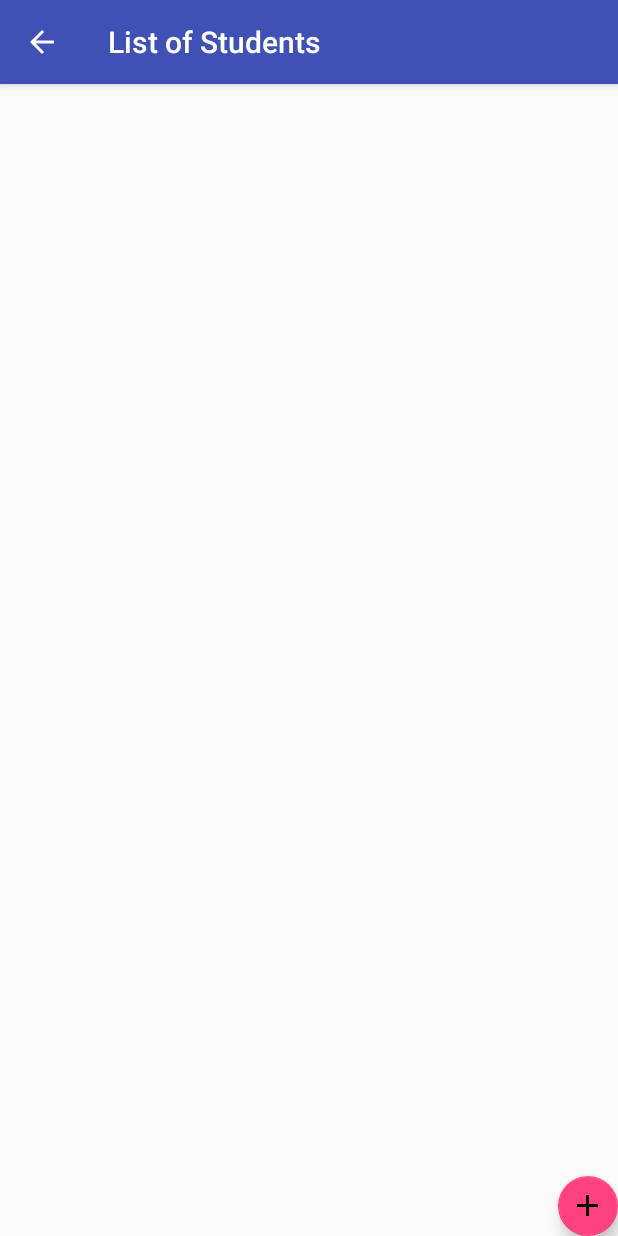
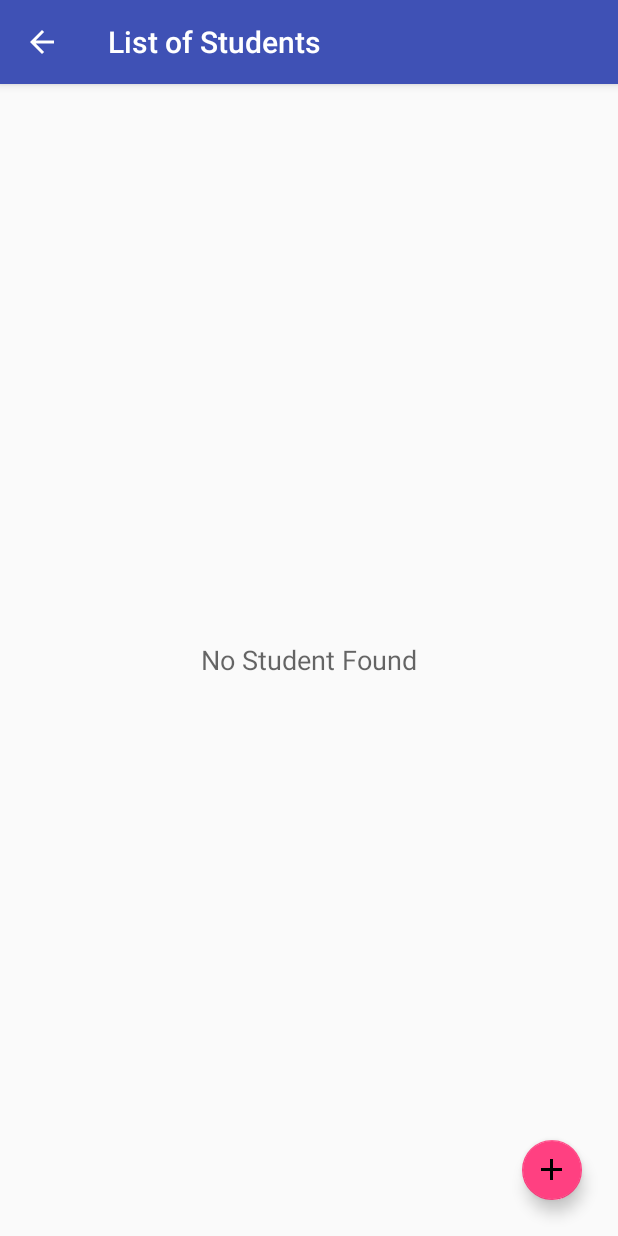
Before and after one commit to mekas/PracticeAdapter, an Android app: the screen it shows after launch (StudentActivity), after a tap on "Student List", on a phone screen of 412 x 824 dp. Run offline under Robolectric (Android 15) with nearby library versions, the phone set to English and light mode, and no system bars.

Commit message:
emptyview adapter handling

```diff
--- a/app/src/main/java/com/example/pustikom/adapterplay/FormAddStudentActivity.java
+++ b/app/src/main/java/com/example/pustikom/adapterplay/FormAddStudentActivity.java
@@ -52,6 +52,7 @@ public class FormAddStudentActivity extends AppCompatActivity {
                 Student student = new Student(id,noreg,name,phone,mail);
                 StudentList studentList = StudentList.getInstance();
                 studentList.addStudent(student);
+                finish();
             }
         });
     }
--- a/app/src/main/java/com/example/pustikom/adapterplay/StudentActivity.java
+++ b/app/src/main/java/com/example/pustikom/adapterplay/StudentActivity.java
@@ -6,6 +6,7 @@ import android.support.design.widget.FloatingActionButton;
 import android.support.v7.app.AppCompatActivity;
 import android.view.View;
 import android.widget.ListView;
+import android.widget.TextView;
 
 import com.example.pustikom.adapterplay.com.example.pustikom.adapter.StudentArrayAdapter;
 import com.example.pustikom.adapterplay.com.example.pustikom.user.Student;
@@ -20,17 +21,13 @@ import java.util.ArrayList;
 public class StudentActivity extends AppCompatActivity {
 
     private StudentArrayAdapter studentArrayAdapter;
+    private StudentList studentList;
 
     @Override
     protected void onCreate(Bundle savedInstanceState) {
         super.onCreate(savedInstanceState);
         setContentView(R.layout.list_view);
-
-        //TODO: prepare emptyView in case array is empty
-        //init empty array list
-        this.studentArrayAdapter = new StudentArrayAdapter(this,new ArrayList<Student>());
-        ListView list_item = (ListView) findViewById(R.id.list_item);
-        list_item.setAdapter(studentArrayAdapter);
+        studentList = StudentList.getInstance();
 
         //setlistener for floacting action bar
         FloatingActionButton addStudentButton = (FloatingActionButton)findViewById(R.id.addFloatingActionButton);
@@ -47,13 +44,26 @@ public class StudentActivity extends AppCompatActivity {
     @Override
     public void onResume(){
         super.onResume();
+        //TODO: prepare emptyView in case array is empty
+        ListView list_item = (ListView) findViewById(R.id.list_item);
+        TextView mEmptyTextView =(TextView) findViewById(R.id.empty_view);
+        list_item.setEmptyView(mEmptyTextView);
+
+        //check size of student list
+        if(studentList.count()==0) {
+            studentArrayAdapter = new StudentArrayAdapter(this, new ArrayList<Student>());
+            //set emptyView
+            mEmptyTextView.setText("No Student Found");
+        } else{
+            studentArrayAdapter = new StudentArrayAdapter(this, studentList.getList());
+        }
+        list_item.setAdapter(studentArrayAdapter);
     }
 
     private StudentList populateStudentDummies(){
         ArrayList<Student> studentArrayList = new ArrayList<Student>();
         studentArrayList.add(new Student("3145136188","TRI FEBRIANA SIAMI","0858xxxxxx","tri@mhs.unj.ac.id"));
         studentArrayList.add(new Student("3145136192","Ummu Kultsum","0813xxxxxx","ummu@mhs.unj.ac.id"));
-        StudentList studentList = StudentList.getInstance();
         studentList.AddStudents(studentArrayList);
         return studentList;
     }
--- a/app/src/main/java/com/example/pustikom/adapterplay/com/example/pustikom/user/StudentList.java
+++ b/app/src/main/java/com/example/pustikom/adapterplay/com/example/pustikom/user/StudentList.java
@@ -49,4 +49,8 @@ public class StudentList {
     public ArrayList<Student> getList(){
         return studentList;
     }
+
+    public int count(){
+        return studentList.size();
+    }
 }
--- a/app/src/main/res/layout/activity_add_student.xml
+++ b/app/src/main/res/layout/activity_add_student.xml
@@ -85,8 +85,7 @@
         android:id="@+id/cancelActionButton"
         android:layout_alignParentBottom="true"
         android:layout_alignParentRight="true"
-        android:layout_marginRight="8dp"
-        android:layout_marginBottom="24dp"
+        android:layout_margin="24dp"
         />
 
     <android.support.design.widget.FloatingActionButton
--- a/app/src/main/res/layout/list_view.xml
+++ b/app/src/main/res/layout/list_view.xml
@@ -11,6 +11,14 @@
         android:layout_alignParentLeft="true"
         android:id="@+id/list_item"/>
 
+    <TextView
+        android:layout_width="wrap_content"
+        android:layout_height="wrap_content"
+        android:layout_centerInParent="true"
+        android:textAppearance="?android:textAppearanceMedium"
+        android:id="@+id/empty_view"
+        />
+
     <android.support.design.widget.FloatingActionButton
         android:layout_width="wrap_content"
         android:layout_height="wrap_content"
@@ -18,6 +26,7 @@
         app:fabSize="mini"
         android:layout_alignParentBottom="true"
         android:layout_alignParentRight="true"
+        android:layout_margin="24dp"
         android:id="@+id/addFloatingActionButton"
         app:srcCompat="@drawable/ic_add_black_24dp"
         app:rippleColor="?attr/actionModeSplitBackground" />
```
